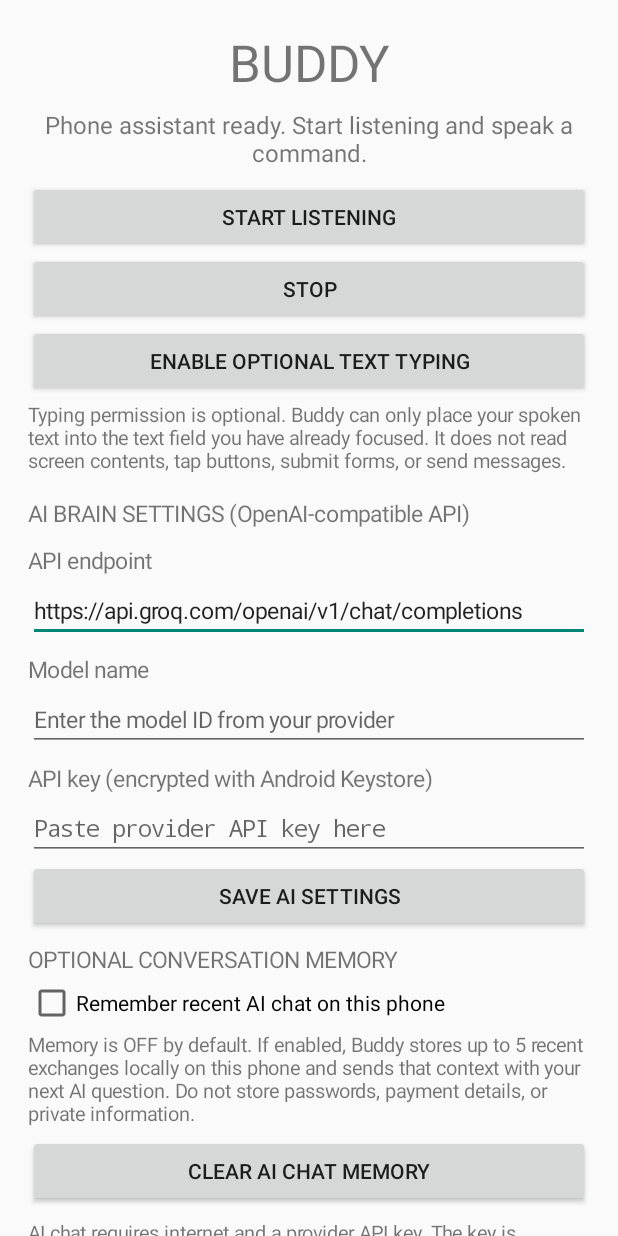
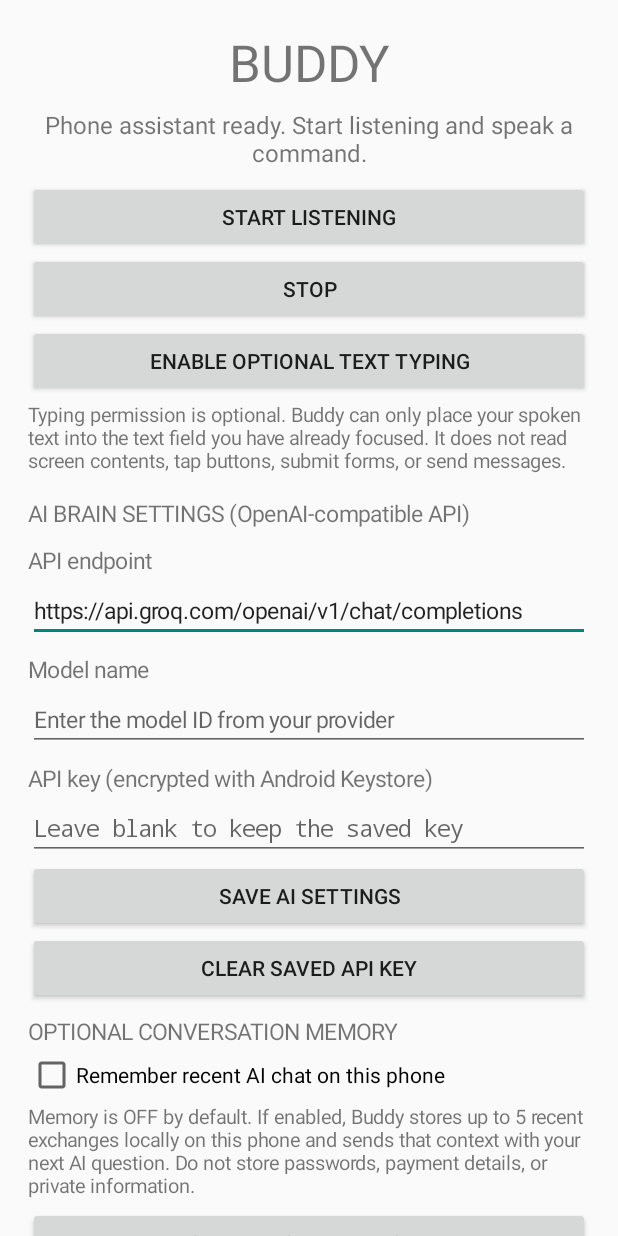
Before and after one commit to 9304848185aS/Buddy-4, an Android app: the screen it shows after launch (MainActivity), after a tap on "SAVE AI SETTINGS", on a phone screen of 412 x 824 dp. Run offline under Robolectric (Android 15) with nearby library versions, the phone set to English and light mode, and no system bars.

Commit message:
Avoid redisplaying saved API key in settings

```diff
--- a/app/src/main/java/com/example/buddy/MainActivity.kt
+++ b/app/src/main/java/com/example/buddy/MainActivity.kt
@@ -8,6 +8,7 @@ import android.os.Build
 import android.os.Bundle
 import android.text.InputType
 import android.view.Gravity
+import android.view.View
 import android.widget.Button
 import android.widget.CheckBox
 import android.widget.EditText
@@ -95,9 +96,12 @@ class MainActivity : Activity() {
             prefs.getString("model", "").orEmpty())
         content.addView(modelInput)
         content.addView(label("API key (encrypted with Android Keystore)"))
-        keyInput = field("Paste provider API key here",
-            SecureKeyStore.get(this),
-            InputType.TYPE_CLASS_TEXT or InputType.TYPE_TEXT_VARIATION_PASSWORD)
+        keyInput = field("Leave blank to keep the saved key",
+            "",
+            InputType.TYPE_CLASS_TEXT or InputType.TYPE_TEXT_VARIATION_PASSWORD).apply {
+                importantForAutofill = View.IMPORTANT_FOR_AUTOFILL_NO
+                setAutofillHints()
+            }
         content.addView(keyInput)
         content.addView(Button(this).apply {
             text = "SAVE AI SETTINGS"
@@ -108,10 +112,11 @@ class MainActivity : Activity() {
                 if (endpoint.isNotBlank() && !endpoint.startsWith("https://", ignoreCase = true)) {
                     Toast.makeText(this@MainActivity, "Use a secure https:// endpoint.", Toast.LENGTH_LONG).show()
                 } else {
-                    if (!SecureKeyStore.set(this@MainActivity, key)) {
+                    if (key.isNotBlank() && !SecureKeyStore.set(this@MainActivity, key)) {
                         Toast.makeText(this@MainActivity, "API key सुरक्षित रूप से save नहीं हुई। पुरानी settings नहीं बदलीं।", Toast.LENGTH_LONG).show()
                         return@setOnClickListener
                     }
+                    keyInput.text.clear()
                     prefs.edit().putString("endpoint", endpoint)
                         .putString("model", model)
                         .remove("api_key")
@@ -121,6 +126,14 @@ class MainActivity : Activity() {
             }
         })
 
+        content.addView(Button(this).apply {
+            text = "CLEAR SAVED API KEY"
+            setOnClickListener {
+                SecureKeyStore.set(this@MainActivity, "")
+                keyInput.text.clear()
+                Toast.makeText(this@MainActivity, "Saved API key cleared from this app.", Toast.LENGTH_SHORT).show()
+            }
+        })
         content.addView(label("OPTIONAL CONVERSATION MEMORY"))
         memoryCheck = CheckBox(this).apply {
             text = "Remember recent AI chat on this phone"
```
